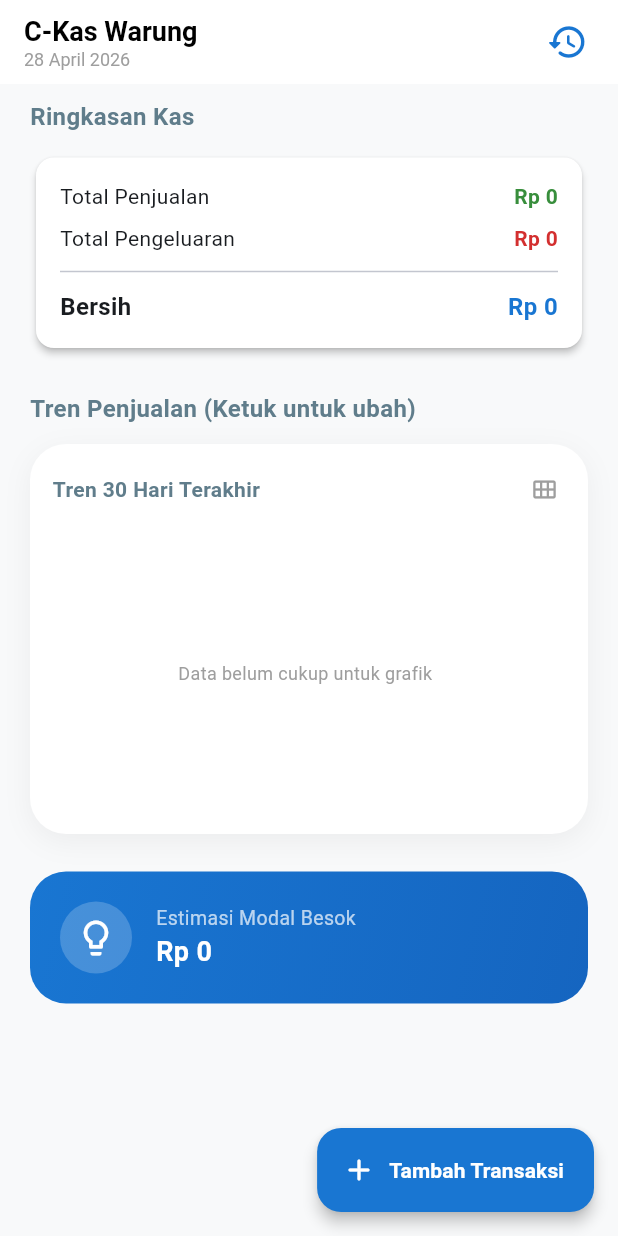
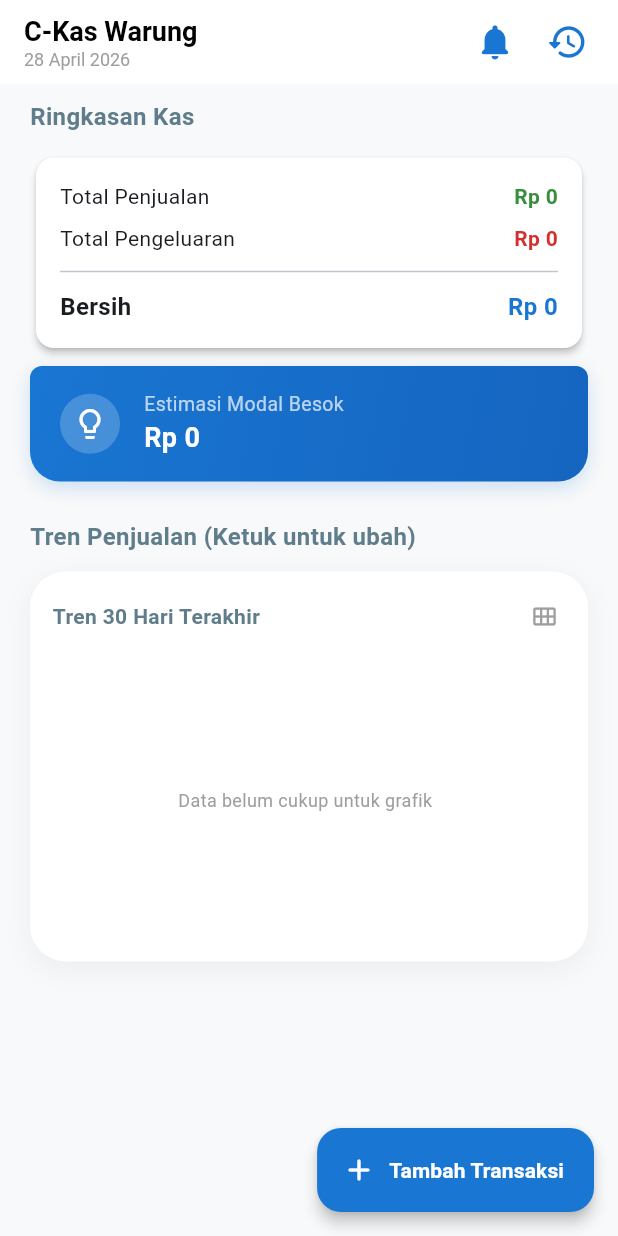
Before and after one commit to ahmadadil25/aplikasi-umkm-bu-ai, a Flutter app: the screen it shows after launch, after a tap on "Tren 7 Hari Terakhir", on a phone screen of 412 x 824 dp. Run offline on Flutter 3.47's test engine with Material 3 defaults, Android fonts, the phone set to English and light mode, and no system bars; our stand-ins replace fl_chart, flutter_local_notifications, sqflite, timezone; accounts and stored records are empty.

Commit message:
update dashboard

```diff
--- a/lib/pages/dashboard/dashboard_page.dart
+++ b/lib/pages/dashboard/dashboard_page.dart
@@ -8,6 +8,7 @@ import '../../services/transaction_service.dart';
 import '../../widgets/summary_card.dart';
 import '../../widgets/custom_text_field.dart';
 import '../history/history_page.dart';
+import '../reminder/add_reminder_page.dart';
 
 class DashboardPage extends StatefulWidget {
   const DashboardPage({Key? key}) : super(key: key);
@@ -25,17 +26,17 @@ class _DashboardPageState extends State<DashboardPage> {
   int _todayExpense = 0;
   int _todayNet = 0;
   List<Map<String, dynamic>> _weeklyData = [];
-  List<Map<String, dynamic>> _monthlyData = []; // Data untuk grafik bulanan
+  List<Map<String, dynamic>> _monthlyData = [];
+  List<TransactionModel> _recentTransactions = []; // Data transaksi terbaru
 
   String _selectedType = 'sale';
-  bool _isVisible = false; // Untuk animasi fade-in
-  bool _isMonthly = false; // Toggle mode grafik (Mingguan/Bulanan)
+  bool _isVisible = false;
+  bool _isMonthly = false;
 
   @override
   void initState() {
     super.initState();
     _refreshData();
-    // Jalankan animasi setelah frame pertama
     Future.delayed(const Duration(milliseconds: 100), () {
       if (mounted) setState(() => _isVisible = true);
     });
@@ -45,9 +46,8 @@ class _DashboardPageState extends State<DashboardPage> {
     final today = DateHelper.getTodayIsoPrefix();
     final summary = await _txService.getDailySummary(today);
     final weekly = await _txService.getWeeklySalesData();
-
-    // Pastikan Anda sudah menambahkan fungsi getMonthlySalesData di transaction_service.dart
     final monthly = await _txService.getMonthlySalesData();
+    final recent = await _txService.getRecentTransactions(3); // Ambil 3 terbaru
 
     setState(() {
       _todaySales = summary['sales'] ?? 0;
@@ -55,6 +55,7 @@ class _DashboardPageState extends State<DashboardPage> {
       _todayNet = summary['net'] ?? 0;
       _weeklyData = weekly;
       _monthlyData = monthly;
+      _recentTransactions = recent;
     });
   }
 
@@ -81,7 +82,7 @@ class _DashboardPageState extends State<DashboardPage> {
     showModalBottomSheet(
       context: context,
       isScrollControlled: true,
-      backgroundColor: Colors.transparent, // Biar efek rounded luarnya mulus
+      backgroundColor: Colors.transparent,
       builder: (context) => StatefulBuilder(
         builder: (context, setSheetState) => Container(
           decoration: const BoxDecoration(
@@ -159,7 +160,7 @@ class _DashboardPageState extends State<DashboardPage> {
   @override
   Widget build(BuildContext context) {
     return Scaffold(
-      backgroundColor: const Color(0xFFF8F9FA), // Tema Light
+      backgroundColor: const Color(0xFFF8F9FA),
       appBar: AppBar(
         elevation: 0,
         backgroundColor: Colors.white,
@@ -172,6 +173,12 @@ class _DashboardPageState extends State<DashboardPage> {
           ],
         ),
         actions: [
+          IconButton(
+            icon: const Icon(Icons.notifications_rounded, color: AppTheme.primaryBlue, size: 28),
+            onPressed: () {
+              Navigator.push(context, MaterialPageRoute(builder: (_) => const AddReminderPage()));
+            },
+          ),
           IconButton(
             icon: const Icon(Icons.history_rounded, color: AppTheme.primaryBlue, size: 28),
             onPressed: () => Navigator.push(context, MaterialPageRoute(builder: (_) => const HistoryPage())).then((_) => _refreshData()),
@@ -193,7 +200,14 @@ class _DashboardPageState extends State<DashboardPage> {
               children: [
                 const Text('Ringkasan Kas', style: TextStyle(fontSize: 16, fontWeight: FontWeight.bold, color: Colors.blueGrey)),
                 const SizedBox(height: 12),
-                SummaryCard(sales: _todaySales, expense: _todayExpense, net: _todayNet),
+
+                Column(
+                  children: [
+                    SummaryCard(sales: _todaySales, expense: _todayExpense, net: _todayNet),
+                    const SizedBox(height: 8),
+                    _buildInsightCard(),
+                  ],
+                ),
 
                 const SizedBox(height: 25),
 
@@ -204,12 +218,18 @@ class _DashboardPageState extends State<DashboardPage> {
                   const SizedBox(height: 25),
                 ],
 
+                // --- BAGIAN TRANSAKSI TERAKHIR DITAMBAHKAN ---
+                if (_recentTransactions.isNotEmpty) ...[
+                  const Text('Transaksi Terakhir', style: TextStyle(fontSize: 16, fontWeight: FontWeight.bold, color: Colors.blueGrey)),
+                  const SizedBox(height: 12),
+                  _buildRecentTransactions(),
+                  const SizedBox(height: 25),
+                ],
+
                 const Text('Tren Penjualan (Ketuk untuk ubah)', style: TextStyle(fontSize: 16, fontWeight: FontWeight.bold, color: Colors.blueGrey)),
                 const SizedBox(height: 12),
                 _buildLineChartCard(),
 
-                const SizedBox(height: 25),
-                _buildInsightCard(),
                 const SizedBox(height: 100),
               ],
             ),
@@ -226,9 +246,41 @@ class _DashboardPageState extends State<DashboardPage> {
     );
   }
 
-  // =======================================================================
-  // WIDGET DIAGRAM PIE
-  // =======================================================================
+  // WIDGET TRANSAKSI TERAKHIR (3 DATA)
+  Widget _buildRecentTransactions() {
+    return Column(
+      children: _recentTransactions.map((tx) => Card(
+        elevation: 0.5,
+        margin: const EdgeInsets.only(bottom: 8),
+        shape: RoundedRectangleBorder(borderRadius: BorderRadius.circular(16)),
+        child: ListTile(
+          contentPadding: const EdgeInsets.symmetric(horizontal: 16, vertical: 4),
+          leading: CircleAvatar(
+            backgroundColor: tx.type == 'sale' ? Colors.green[50] : Colors.red[50],
+            child: Icon(
+              tx.type == 'sale' ? Icons.arrow_downward : Icons.arrow_upward,
+              color: tx.type == 'sale' ? Colors.green : Colors.red,
+              size: 20,
+            ),
+          ),
+          title: Text(tx.description, style: const TextStyle(fontWeight: FontWeight.w600, fontSize: 14)),
+          subtitle: Text(
+            CurrencyFormatter.formatRupiah(tx.amount),
+            style: TextStyle(
+              color: tx.type == 'sale' ? Colors.green[700] : Colors.red[700],
+              fontWeight: FontWeight.bold,
+              fontSize: 13
+            ),
+          ),
+          trailing: Text(
+            tx.createdAt.substring(11, 16), // Menampilkan jam:menit
+            style: const TextStyle(color: Colors.grey, fontSize: 11),
+          ),
+        ),
+      )).toList(),
+    );
+  }
+
   Widget _buildPieChartCard() {
     return Container(
       padding: const EdgeInsets.all(20),
@@ -248,18 +300,8 @@ class _DashboardPageState extends State<DashboardPage> {
                   sectionsSpace: 4,
                   centerSpaceRadius: 30,
                   sections: [
-                    PieChartSectionData(
-                      color: Colors.greenAccent[700],
-                      value: _todaySales.toDouble(),
-                      title: '',
-                      radius: 20,
-                    ),
-                    PieChartSectionData(
-                      color: Colors.redAccent[400],
-                      value: _todayExpense.toDouble(),
-                      title: '',
-                      radius: 20,
-                    ),
+                    PieChartSectionData(color: Colors.greenAccent[700], value: _todaySales.toDouble(), title: '', radius: 20),
+                    PieChartSectionData(color: Colors.redAccent[400], value: _todayExpense.toDouble(), title: '', radius: 20),
                   ],
                 ),
               ),
@@ -299,18 +341,13 @@ class _DashboardPageState extends State<DashboardPage> {
     );
   }
 
-  // =======================================================================
-  // WIDGET GRAFIK LINE (INTERAKTIF)
-  // =======================================================================
   Widget _buildLineChartCard() {
     final currentData = _isMonthly ? _monthlyData : _weeklyData;
     final label = _isMonthly ? 'Tren 30 Hari Terakhir' : 'Tren 7 Hari Terakhir';
 
     return GestureDetector(
       onTap: () {
-        setState(() {
-          _isMonthly = !_isMonthly; // Tukar mode saat diklik
-        });
+        setState(() { _isMonthly = !_isMonthly; });
       },
       child: Container(
         height: 260,
@@ -344,10 +381,9 @@ class _DashboardPageState extends State<DashboardPage> {
 
   LineChartData _lineChartData(List<Map<String, dynamic>> data) {
     return LineChartData(
-      // --- MENAMPILKAN DETAIL SAAT TITIK DIKLIK/SENTUH ---
       lineTouchData: LineTouchData(
         touchTooltipData: LineTouchTooltipData(
-         tooltipBgColor: AppTheme.primaryBlue, // Warna background tooltip
+         tooltipBgColor: AppTheme.primaryBlue,
           getTooltipItems: (List<LineBarSpot> touchedBarSpots) {
             return touchedBarSpots.map((barSpot) {
               final index = barSpot.x.toInt();
@@ -371,13 +407,11 @@ class _DashboardPageState extends State<DashboardPage> {
           sideTitles: SideTitles(
             showTitles: true,
             reservedSize: 22,
-            interval: 1, // KUNCI UTAMA: Agar label tidak dobel
+            interval: 1,
             getTitlesWidget: (val, meta) {
               int index = val.toInt();
               if (index >= 0 && index < data.length) {
-                // Untuk mode bulanan, tampilkan label setiap 5 hari agar tetap rapi
                 if (_isMonthly && index % 5 != 0) return const SizedBox();
-
                 String date = data[index]['date'].toString().substring(8);
                 return Padding(
                   padding: const EdgeInsets.only(top: 8.0),
@@ -400,14 +434,10 @@ class _DashboardPageState extends State<DashboardPage> {
           color: AppTheme.primaryBlue,
           barWidth: 4,
           isStrokeCapRound: true,
-          // --- MENAMPILKAN TITIK DI SETIAP KOORDINAT ---
           dotData: FlDotData(
             show: true,
             getDotPainter: (spot, percent, barData, index) => FlDotCirclePainter(
-              radius: 4,
-              color: Colors.white,
-              strokeWidth: 2,
-              strokeColor: AppTheme.primaryBlue,
+              radius: 4, color: Colors.white, strokeWidth: 2, strokeColor: AppTheme.primaryBlue,
             ),
           ),
           belowBarData: BarAreaData(show: true, color: AppTheme.primaryBlue.withOpacity(0.1)),
@@ -416,24 +446,22 @@ class _DashboardPageState extends State<DashboardPage> {
     );
   }
 
-  // =======================================================================
-  // WIDGET INSIGHT CARD
-  // =======================================================================
   Widget _buildInsightCard() {
     int prediksi = (_todaySales * 0.10).round();
     return Container(
-      padding: const EdgeInsets.all(20),
+      padding: const EdgeInsets.symmetric(horizontal: 20, vertical: 16),
       decoration: BoxDecoration(
         color: AppTheme.primaryBlue,
-        borderRadius: BorderRadius.circular(24),
+        borderRadius: const BorderRadius.vertical(bottom: Radius.circular(20), top: Radius.circular(8)),
         gradient: LinearGradient(begin: Alignment.topLeft, end: Alignment.bottomRight, colors: [AppTheme.primaryBlue, Colors.blue[800]!]),
+        boxShadow: [BoxShadow(color: AppTheme.primaryBlue.withOpacity(0.2), blurRadius: 10, offset: const Offset(0, 4))],
       ),
       child: Row(
         children: [
           Container(
-            padding: const EdgeInsets.all(10),
+            padding: const EdgeInsets.all(8),
             decoration: BoxDecoration(color: Colors.white.withOpacity(0.2), shape: BoxShape.circle),
-            child: const Icon(Icons.lightbulb_outline, color: Colors.white, size: 28),
+            child: const Icon(Icons.lightbulb_outline, color: Colors.white, size: 24),
           ),
           const SizedBox(width: 16),
           Expanded(
--- a/lib/services/transaction_service.dart
+++ b/lib/services/transaction_service.dart
@@ -140,4 +140,24 @@ class TransactionService {
 
     return result;
   }
+
+  // Tambahkan di dalam class TransactionService
+Future<List<TransactionModel>> getRecentTransactions(int limit) async {
+  final db = await LocalDbService.instance.database;
+  final List<Map<String, dynamic>> maps = await db.query(
+    'transactions',
+    orderBy: 'created_at DESC',
+    limit: limit,
+  );
+
+  return List.generate(maps.length, (i) {
+    return TransactionModel(
+      id: maps[i]['id'],
+      type: maps[i]['type'],
+      amount: maps[i]['amount'],
+      description: maps[i]['description'],
+      createdAt: maps[i]['created_at'],
+    );
+  });
 }
+}
```
